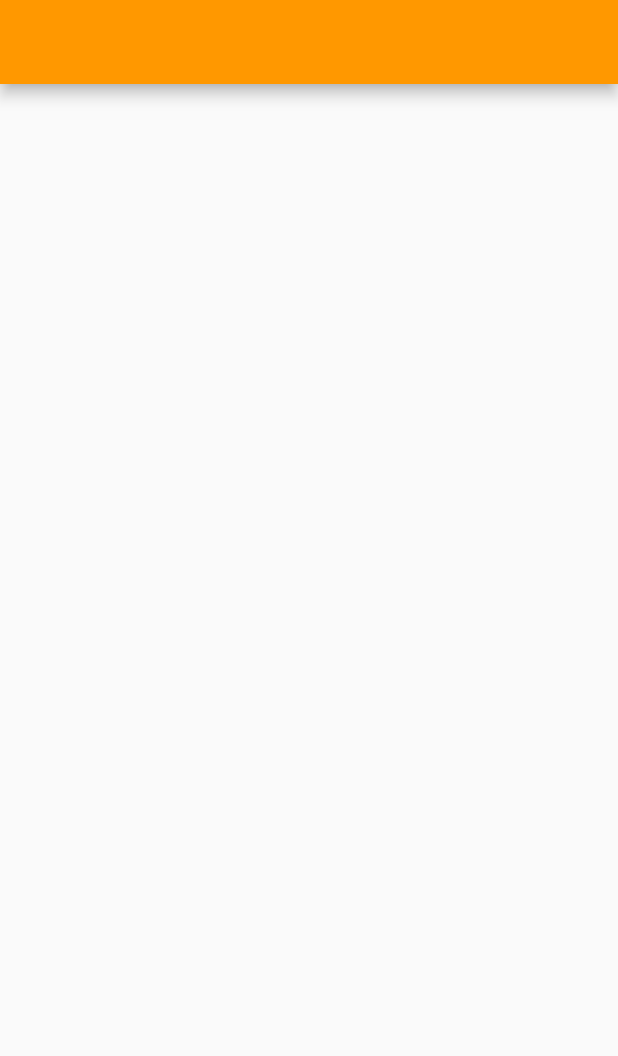
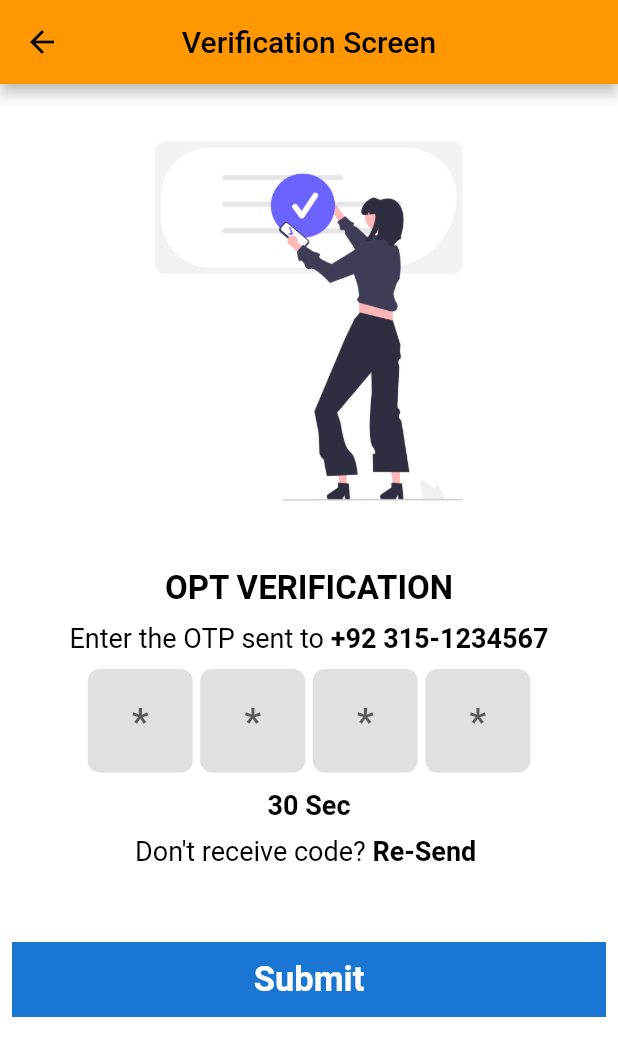
Before and after one commit to osama09876/Book-Reading-App, a Flutter app: the screen it shows after launch, on a phone screen of 412 x 824 dp. Shown: the top 1056 px of the screen. Run offline on Flutter 3.47's test engine with Material 2 defaults, Android fonts, the phone set to English and light mode, and no system bars; our stand-ins replace flutter_spinkit.

Commit message:
OTP screen completed.

```diff
--- /dev/null
+++ b/lib/Views/Custom_opt.dart
@@ -0,0 +1,31 @@
+import 'package:flutter/material.dart';
+import 'package:flutter/services.dart';
+
+class CustomOpt extends StatelessWidget {
+  CustomOpt({super.key, required this.customcontroller});
+
+  final TextEditingController customcontroller;
+
+  @override
+  Widget build(BuildContext context) {
+    return SizedBox(
+      height: 70,
+      width: 70,
+      child: TextFormField(
+        controller: customcontroller,
+        style: TextStyle(fontWeight: FontWeight.bold, fontSize: 25),
+        keyboardType: TextInputType.number,
+        textAlign: TextAlign.center,
+        inputFormatters: [LengthLimitingTextInputFormatter(1)],
+        decoration: InputDecoration(
+          border: OutlineInputBorder(
+              borderRadius: BorderRadius.circular(8),
+              borderSide: BorderSide.none),
+          hintText: '*',
+          fillColor: Colors.grey.shade300,
+          filled: true,
+        ),
+      ),
+    );
+  }
+}
--- /dev/null
+++ b/lib/Views/MainScreen.dart
@@ -0,0 +1,17 @@
+import 'package:flutter/material.dart';
+
+class MainScreen extends StatefulWidget {
+  const MainScreen({super.key});
+
+  @override
+  State<MainScreen> createState() => _MainScreenState();
+}
+
+class _MainScreenState extends State<MainScreen> {
+  @override
+  Widget build(BuildContext context) {
+    return Scaffold(
+      appBar: AppBar(),
+    );
+  }
+}
--- a/lib/Views/OTP_Screen.dart
+++ b/lib/Views/OTP_Screen.dart
@@ -1,4 +1,7 @@
+import 'package:book_reading_app/Views/Custom_opt.dart';
+import 'package:book_reading_app/Views/MainScreen.dart';
 import 'package:flutter/material.dart';
+import 'package:flutter/services.dart';
 
 class OtpScreen extends StatefulWidget {
   const OtpScreen({super.key});
@@ -8,10 +11,160 @@ class OtpScreen extends StatefulWidget {
 }
 
 class _OtpScreenState extends State<OtpScreen> {
+  TextEditingController FirstOPt = TextEditingController();
+
   @override
   Widget build(BuildContext context) {
     return Scaffold(
-      appBar: AppBar(),
+      backgroundColor: Colors.white,
+      appBar: AppBar(
+        centerTitle: true,
+        leading: const Icon(Icons.arrow_back),
+        title: const Text('Verification Screen'),
+      ),
+      body: SingleChildScrollView(
+        child: Padding(
+          padding: const EdgeInsets.all(8.0),
+          child: Column(
+            mainAxisAlignment: MainAxisAlignment.center,
+            crossAxisAlignment: CrossAxisAlignment.center,
+            children: [
+              Image(
+                height: 300,
+                width: 300,
+                image: AssetImage('assets/images/auth.png'),
+              ),
+              SizedBox(
+                height: 15,
+              ),
+              Column(
+                children: [
+                  Text(
+                    'OPT VERIFICATION',
+                    style: TextStyle(
+                      color: Colors.black,
+                      fontWeight: FontWeight.bold,
+                      fontSize: 22,
+                    ),
+                  ),
+                  SizedBox(
+                    height: 10,
+                  ),
+                  Row(
+                    // crossAxisAlignment: CrossAxisAlignment.center,
+                    mainAxisAlignment: MainAxisAlignment.center,
+                    children: [
+                      Text(
+                        'Enter the OTP sent to',
+                        style: TextStyle(
+                          color: Colors.black,
+                          // fontWeight: FontWeight.bold,
+                          fontSize: 18,
+                        ),
+                      ),
+                      Text(
+                        ' +92 315-1234567',
+                        style: TextStyle(
+                          color: Colors.black,
+                          fontWeight: FontWeight.bold,
+                          fontSize: 18,
+                        ),
+                      ),
+                    ],
+                  ),
+                  SizedBox(
+                    height: 10,
+                  ),
+                  Row(
+                    mainAxisAlignment: MainAxisAlignment.center,
+                    children: [
+                      CustomOpt(customcontroller: FirstOPt),
+                      SizedBox(
+                        width: 5,
+                      ),
+                      CustomOpt(customcontroller: FirstOPt),
+                      SizedBox(
+                        width: 5,
+                      ),
+                      CustomOpt(customcontroller: FirstOPt),
+                      SizedBox(
+                        width: 5,
+                      ),
+                      CustomOpt(customcontroller: FirstOPt),
+                    ],
+                  ),
+                  SizedBox(
+                    height: 10,
+                  ),
+                  Text(
+                    '30 Sec',
+                    style: TextStyle(
+                      color: Colors.black,
+                      fontWeight: FontWeight.bold,
+                      fontSize: 18,
+                    ),
+                  ),
+                  SizedBox(
+                    height: 10,
+                  ),
+                  Row(
+                    mainAxisAlignment: MainAxisAlignment.center,
+                    children: [
+                      Text(
+                        "Don't receive code? ",
+                        style: TextStyle(
+                          color: Colors.black,
+                          // fontWeight: FontWeight.bold,
+                          fontSize: 18,
+                        ),
+                      ),
+                      Text(
+                        "Re-Send ",
+                        style: TextStyle(
+                          color: Colors.black,
+                          fontWeight: FontWeight.bold,
+                          fontSize: 18,
+                        ),
+                      ),
+                    ],
+                  ),
+                  SizedBox(
+                    height: 50,
+                  ),
+                  GestureDetector(
+                    onTap: () {
+                      if (FirstOPt.text.toString() == "2") {
+                        Navigator.pushReplacement(
+                          context,
+                          MaterialPageRoute(
+                            builder: (context) => MainScreen(),
+                          ),
+                        );
+                      } else {
+                        print('Error');
+                      }
+                    },
+                    child: Container(
+                      height: 50,
+                      decoration: BoxDecoration(color: Colors.blue.shade700),
+                      child: Center(
+                        child: Text(
+                          'Submit',
+                          style: TextStyle(
+                            fontSize: 23,
+                            color: Colors.white,
+                            fontWeight: FontWeight.bold,
+                          ),
+                        ),
+                      ),
+                    ),
+                  ),
+                ],
+              )
+            ],
+          ),
+        ),
+      ),
     );
   }
 }
```
Also changed, not shown: assets/images/auth.png (added).
